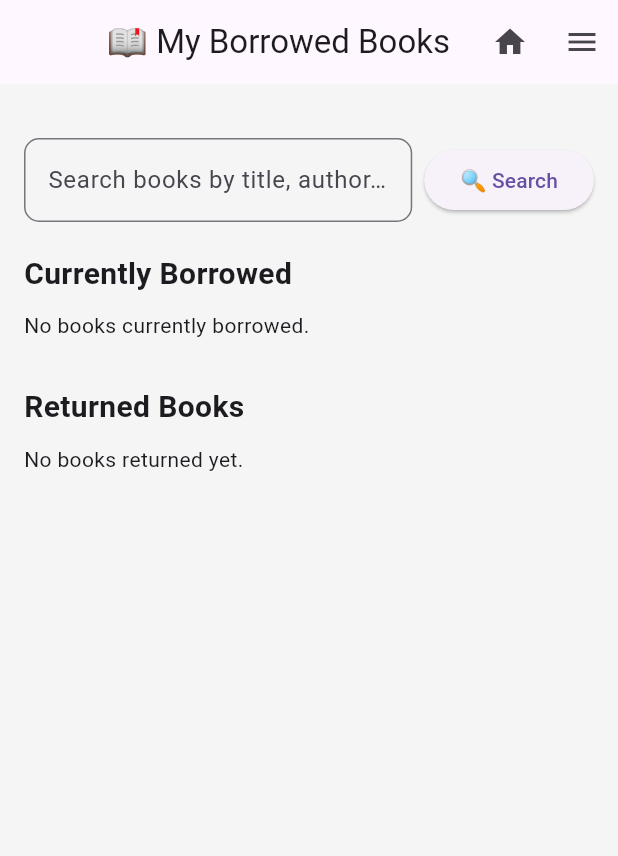
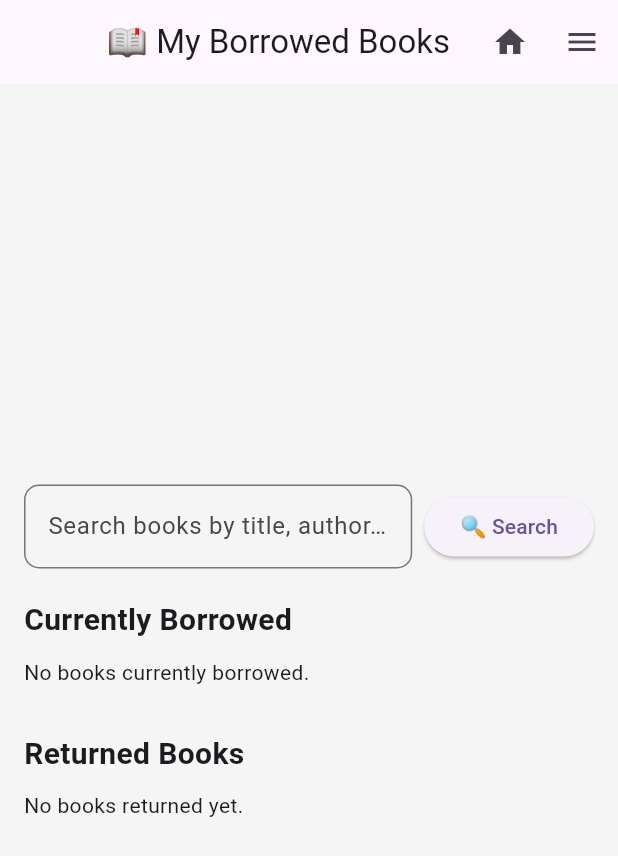
Before and after one commit to AshikurRahman23/LibraryManagementApp, a Flutter app: the StudentMyBooksScreen screen opened directly, on a phone screen of 412 x 824 dp. Shown: the top 856 px of the screen. Run offline on Flutter 3.47's test engine with Material 3 defaults, Android fonts, the light colour scheme and no system bars; our stand-ins replace flutter_secure_storage; accounts and stored records are empty; network calls fail; Roboto replaces fonts that are missing (Poppins).

Commit message:
centered myBooks

```diff
--- a/library_app/lib/screens/student/mybooks_screen.dart
+++ b/library_app/lib/screens/student/mybooks_screen.dart
@@ -125,7 +125,8 @@ class _StudentMyBooksScreenState extends State<StudentMyBooksScreen> {
       ),
       body: isLoading
           ? const Center(child: CircularProgressIndicator())
-          : SingleChildScrollView(
+          : Center(
+            child: SingleChildScrollView(
                 padding: const EdgeInsets.all(16),
                 child: ConstrainedBox(
                   constraints: BoxConstraints(maxWidth: maxWidth),
@@ -282,6 +283,7 @@ class _StudentMyBooksScreenState extends State<StudentMyBooksScreen> {
                   ),
                 ),
               ),
+          ),
     );
   }
 }
```
Also changed, not shown: library_app/lib/screens/admin/loan_screen.dart (deleted). Lines whose indentation alone changed are shown as unchanged.
